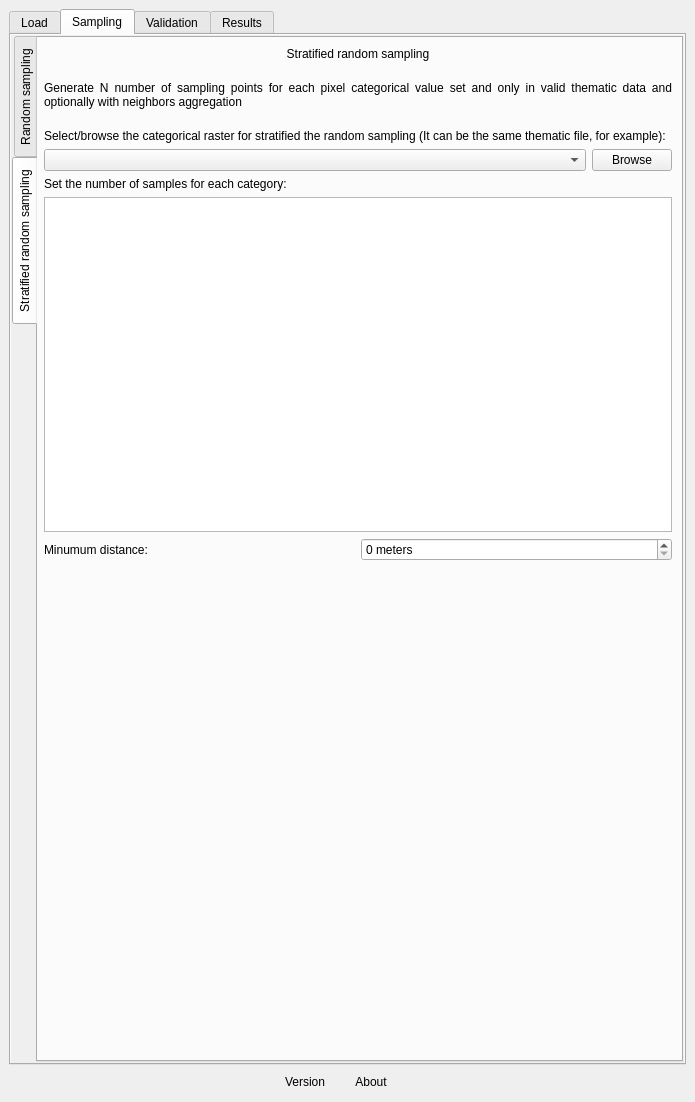
Qt form ui/acatama_dockwidget_base.ui (SMByC/AcATaMa) before a commit.
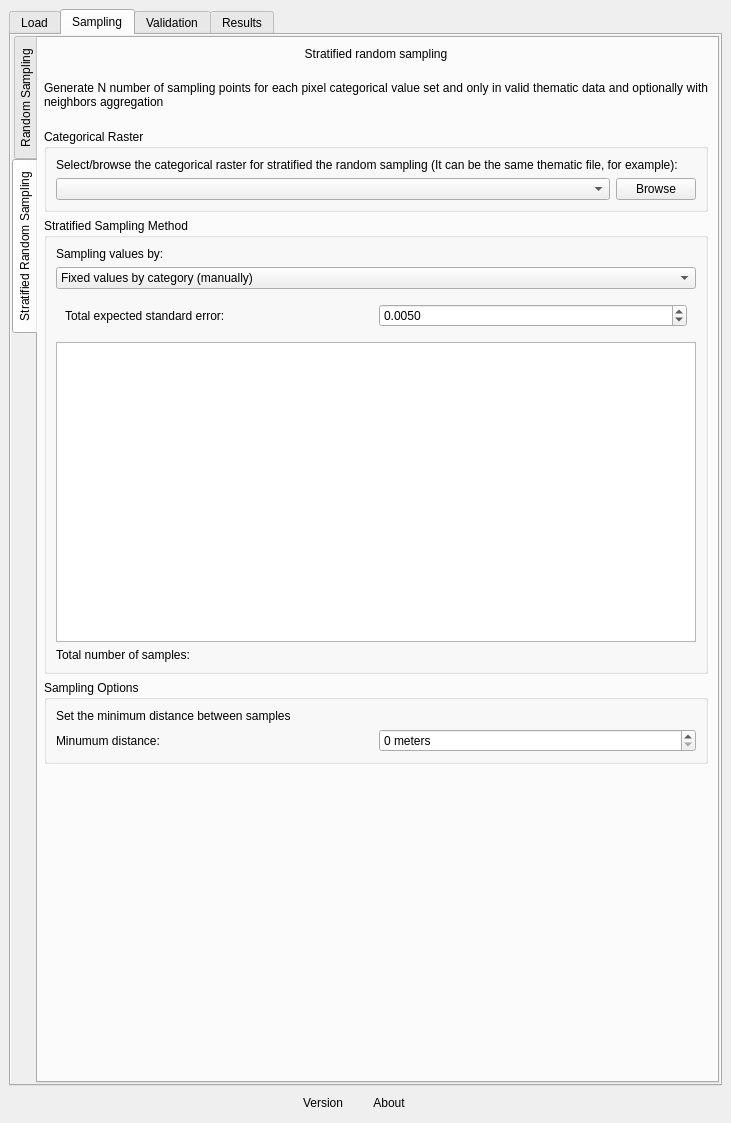
The same form after that commit. The open tabs and pages were chosen to show the change. Custom widgets are drawn as their Qt base class.

Commit message: Implemented the area based proportion, method for generate the sampling using the standard expected error and the pixel count for distribute the samples in the categories

```diff
--- a/ui/acatama_dockwidget_base.ui
+++ b/ui/acatama_dockwidget_base.ui
@@ -6,8 +6,8 @@
    <rect>
     <x>0</x>
     <y>0</y>
-    <width>695</width>
-    <height>1102</height>
+    <width>731</width>
+    <height>1123</height>
    </rect>
   </property>
   <property name="windowTitle">
@@ -392,8 +392,8 @@
             <rect>
              <x>0</x>
              <y>0</y>
-             <width>671</width>
-             <height>960</height>
+             <width>687</width>
+             <height>1131</height>
             </rect>
            </property>
            <layout class="QVBoxLayout" name="verticalLayout_6">
@@ -413,7 +413,7 @@
               </property>
               <widget class="QWidget" name="tab_RandomSampling">
                <attribute name="title">
-                <string>Random sampling</string>
+                <string>Random Sampling</string>
                </attribute>
                <layout class="QVBoxLayout" name="verticalLayout_4">
                 <property name="leftMargin">
@@ -621,7 +621,7 @@
               </widget>
               <widget class="QWidget" name="tab_StratifiedSampling">
                <attribute name="title">
-                <string>Stratified random sampling</string>
+                <string>Stratified Random Sampling</string>
                </attribute>
                <layout class="QVBoxLayout" name="verticalLayout_10">
                 <property name="leftMargin">
@@ -659,6 +659,12 @@
                     </widget>
                    </item>
                    <item>
+                    <widget class="QGroupBox" name="groupBox_2">
+                     <property name="title">
+                      <string>Categorical Raster</string>
+                     </property>
+                     <layout class="QVBoxLayout" name="verticalLayout_18">
+                      <item>
                     <widget class="QLabel" name="label_17">
                      <property name="text">
                       <string>Select/browse the categorical raster for stratified the random sampling (It can be the same thematic file, for example):</string>
@@ -700,15 +706,70 @@
                      </layout>
                     </widget>
                    </item>
+                     </layout>
+                    </widget>
+                   </item>
                    <item>
-                    <widget class="QLabel" name="label_6">
+                    <widget class="QGroupBox" name="groupBox">
+                     <property name="title">
+                      <string>Stratified Sampling Method</string>
+                     </property>
+                     <layout class="QVBoxLayout" name="verticalLayout_17">
+                      <item>
+                       <widget class="QLabel" name="label_16">
                      <property name="text">
-                      <string>Set the number of samples for each category:</string>
+                         <string>Sampling values by:</string>
                      </property>
                     </widget>
                    </item>
                    <item>
-                    <widget class="QTableWidget" name="table_pixel_colors_SRS">
+                       <widget class="QComboBox" name="StratifieSamplingMethod">
+                        <item>
+                         <property name="text">
+                          <string>Fixed values by category (manually)</string>
+                         </property>
+                        </item>
+                        <item>
+                         <property name="text">
+                          <string>Area based proportion (using std error)</string>
+                         </property>
+                        </item>
+                       </widget>
+                      </item>
+                      <item>
+                       <widget class="QWidget" name="widget_TotalExpectedSE" native="true">
+                        <layout class="QGridLayout" name="gridLayout_4">
+                         <item row="0" column="0">
+                          <widget class="QLabel" name="label_19">
+                           <property name="text">
+                            <string>Total expected standard error:</string>
+                           </property>
+                          </widget>
+                         </item>
+                         <item row="0" column="1">
+                          <widget class="QDoubleSpinBox" name="TotalExpectedSE">
+                           <property name="decimals">
+                            <number>4</number>
+                           </property>
+                           <property name="minimum">
+                            <double>0.000100000000000</double>
+                           </property>
+                           <property name="maximum">
+                            <double>1.000000000000000</double>
+                           </property>
+                           <property name="singleStep">
+                            <double>0.000100000000000</double>
+                           </property>
+                           <property name="value">
+                            <double>0.005000000000000</double>
+                           </property>
+                          </widget>
+                         </item>
+                        </layout>
+                       </widget>
+                      </item>
+                      <item>
+                       <widget class="QTableWidget" name="TableWidget_SRS">
                      <property name="minimumSize">
                       <size>
                        <width>0</width>
@@ -717,7 +778,33 @@
                      </property>
                     </widget>
                    </item>
-                  </layout>
+                      <item>
+                       <widget class="QLabel" name="label_TotalNumSamples">
+                        <property name="text">
+                         <string>Total number of samples:</string>
+                        </property>
+                        <property name="alignment">
+                         <set>Qt::AlignLeading|Qt::AlignLeft|Qt::AlignVCenter</set>
+                        </property>
+                       </widget>
+                      </item>
+                     </layout>
+                    </widget>
+                   </item>
+                  </layout>
+                 </widget>
+                </item>
+                <item>
+                 <widget class="QGroupBox" name="groupBox_3">
+                  <property name="title">
+                   <string>Sampling Options</string>
+                  </property>
+                  <layout class="QVBoxLayout" name="verticalLayout_19">
+                   <item>
+                    <widget class="QLabel" name="label_20">
+                     <property name="text">
+                      <string>Set the minimum distance between samples</string>
+                     </property>
                  </widget>
                 </item>
                 <item>
@@ -726,14 +813,14 @@
                    <property name="margin">
                     <number>0</number>
                    </property>
-                   <item row="0" column="0">
+                      <item row="1" column="0">
                     <widget class="QLabel" name="label_18">
                      <property name="text">
                       <string>Minumum distance:</string>
                      </property>
                     </widget>
                    </item>
-                   <item row="0" column="1">
+                      <item row="1" column="1">
                     <widget class="QSpinBox" name="minDistance_SRS">
                      <property name="suffix">
                       <string> meters</string>
@@ -746,6 +833,9 @@
                   </layout>
                  </widget>
                 </item>
+                  </layout>
+                 </widget>
+                </item>
                 <item>
                  <widget class="WidgetGenerateSampling" name="widget_generate_SRS" native="true"/>
                 </item>
```
Left out of the diff: 25 changed lines with no effect on the pictures. Lines whose indentation alone changed are shown as unchanged. The commit also changes 3 other files.
